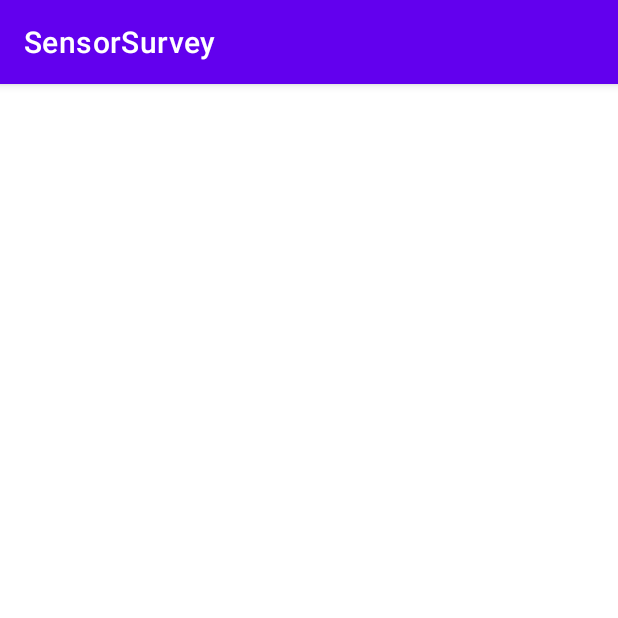
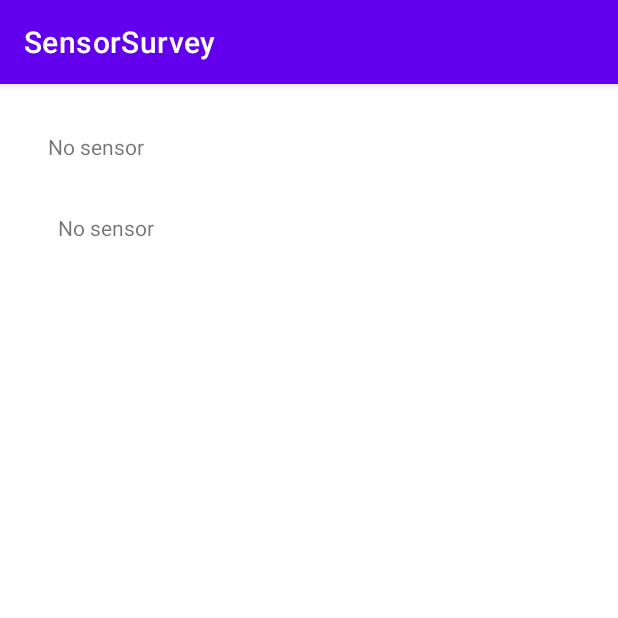
Before and after one commit to Snakkill/SensorSurvey-Codelab, an Android app: the screen it shows after launch (MainActivity), on a phone screen of 412 x 824 dp, the top half of it. Run offline under Robolectric (Android 15) with nearby library versions, the phone set to English and light mode, and no system bars.

Commit message:
sensors show changes made

```diff
--- a/app/src/main/java/com/example/sensorsurvey/MainActivity.java
+++ b/app/src/main/java/com/example/sensorsurvey/MainActivity.java
@@ -4,30 +4,89 @@ import androidx.appcompat.app.AppCompatActivity;
 
 import android.content.Context;
 import android.hardware.Sensor;
+import android.hardware.SensorEvent;
+import android.hardware.SensorEventListener;
 import android.hardware.SensorManager;
 import android.os.Bundle;
 import android.widget.TextView;
 
 import java.util.List;
 
-public class MainActivity extends AppCompatActivity {
+public class MainActivity extends AppCompatActivity implements SensorEventListener {
     private SensorManager mSensorManager;
+
+    // Individual light and proximity sensors.
+    private Sensor mSensorProximity;
+    private Sensor mSensorLight;
+
+    // TextViews to display current sensor values
+    private TextView mTextSensorLight;
+    private TextView mTextSensorProximity;
     @Override
     protected void onCreate(Bundle savedInstanceState) {
         super.onCreate(savedInstanceState);
         setContentView(R.layout.activity_main);
+        mSensorManager =
+                (SensorManager) getSystemService(Context.SENSOR_SERVICE);
 
-        mSensorManager = (SensorManager) getSystemService(Context.SENSOR_SERVICE);
-        List<Sensor> sensorList  = mSensorManager.getSensorList(Sensor.TYPE_ALL);
+        mTextSensorLight = (TextView) findViewById(R.id.label_light);
+        mTextSensorProximity = (TextView) findViewById(R.id.label_proximity);
 
-        StringBuilder sensorText = new StringBuilder();
+        mSensorProximity =
+                mSensorManager.getDefaultSensor(Sensor.TYPE_PROXIMITY);
+        mSensorLight = mSensorManager.getDefaultSensor(Sensor.TYPE_LIGHT);
 
-        for (Sensor currentSensor : sensorList ) {
-            sensorText.append(currentSensor.getName()).append(
-                    System.getProperty("line.separator"));
+        String sensor_error = getResources().getString(R.string.error_no_sensor);
+
+        if (mSensorLight == null) {
+            mTextSensorLight.setText(sensor_error);
         }
+        if (mSensorProximity == null) {
+            mTextSensorProximity.setText(sensor_error);
+        }
+    }
 
-        TextView sensorTextView = (TextView) findViewById(R.id.sensor_list);
-        sensorTextView.setText(sensorText);
+    @Override
+    public void onSensorChanged(SensorEvent sensorEvent) {
+        int sensorType = sensorEvent.sensor.getType();
+        float currentValue = sensorEvent.values[0];
+
+        switch (sensorType) {
+            // Event came from the light sensor.
+            case Sensor.TYPE_LIGHT:
+                mTextSensorLight.setText(getResources().getString(R.string.label_light, currentValue));   // Handle light sensor
+                break;
+            case Sensor.TYPE_PROXIMITY:
+                mTextSensorProximity.setText(getResources().getString(
+                        R.string.label_proximity, currentValue));
+                break;
+            default:
+                // do nothing
+        }
+    }
+
+    @Override
+    public void onAccuracyChanged(Sensor sensor, int i) {
+
+    }
+
+    @Override
+    protected void onStart() {
+        super.onStart();
+
+        if (mSensorProximity != null) {
+            mSensorManager.registerListener(this, mSensorProximity,
+                    SensorManager.SENSOR_DELAY_NORMAL);
+        }
+        if (mSensorLight != null) {
+            mSensorManager.registerListener(this, mSensorLight,
+                    SensorManager.SENSOR_DELAY_NORMAL);
+        }
+    }
+
+    @Override
+    protected void onStop() {
+        super.onStop();
+        mSensorManager.unregisterListener(this);
     }
 }
--- a/app/src/main/res/layout/activity_main.xml
+++ b/app/src/main/res/layout/activity_main.xml
@@ -7,29 +7,25 @@
     android:layout_margin="16dp"
     tools:context=".MainActivity">
 
-    <ScrollView
-        android:id="@+id/scrollView"
-        android:layout_width="match_parent"
-        android:layout_height="match_parent"
-        android:layout_marginStart="1dp"
-        android:layout_marginTop="1dp"
-        android:layout_marginEnd="1dp"
-        android:layout_marginBottom="1dp"
-        app:layout_constraintBottom_toBottomOf="parent"
+
+    <TextView
+        android:id="@+id/label_light"
+        android:layout_width="wrap_content"
+        android:layout_height="wrap_content"
+        android:layout_marginStart="16dp"
+        android:layout_marginTop="16dp"
+        android:text="@string/label_light"
+        app:layout_constraintStart_toStartOf="parent"
+        app:layout_constraintTop_toTopOf="parent" />
+
+    <TextView
+        android:id="@+id/label_proximity"
+        android:layout_width="wrap_content"
+        android:layout_height="wrap_content"
+        android:layout_marginTop="70dp"
+        android:text="@string/label_proximity"
         app:layout_constraintEnd_toEndOf="parent"
+        app:layout_constraintHorizontal_bias="0.071"
         app:layout_constraintStart_toStartOf="parent"
-        app:layout_constraintTop_toTopOf="parent">
-
-        <LinearLayout
-            android:layout_width="match_parent"
-            android:layout_height="wrap_content"
-            android:orientation="vertical" >
-
-            <TextView
-                android:id="@+id/sensor_list"
-                android:layout_width="match_parent"
-                android:layout_height="wrap_content"
-                android:text="(placeholder)" />
-        </LinearLayout>
-    </ScrollView>
+        app:layout_constraintTop_toTopOf="parent" />
 </androidx.constraintlayout.widget.ConstraintLayout>
--- a/app/src/main/res/values/strings.xml
+++ b/app/src/main/res/values/strings.xml
@@ -1,3 +1,6 @@
 <resources>
     <string name="app_name">SensorSurvey</string>
+    <string name="error_no_sensor">No sensor</string>
+    <string name="label_light">Light Sensor: %1$.2f</string>
+    <string name="label_proximity">Proximity Sensor: %1$.2f</string>
 </resources>
```
